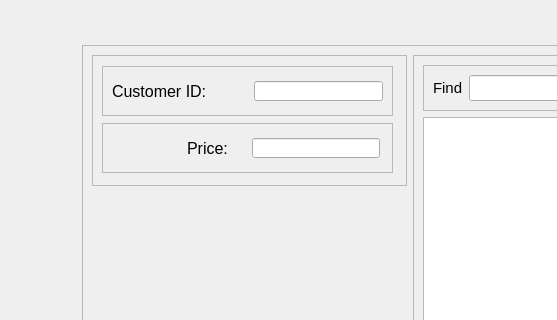
Kevin-Tan2/IMS, file pt_charge/ptCharge.ui: the form before one commit; both pictures show x 0 to 557 and y 0 to 320 of the 1133 by 762 pixel window.
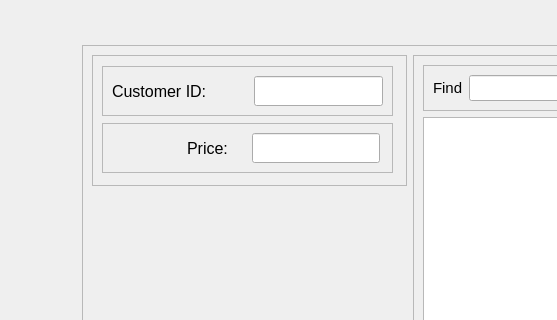
The form after the commit.

Commit message: PT charge can now inherit functions from MasterMaintenance

The edit to the form file:
```diff
--- a/pt_charge/ptCharge.ui
+++ b/pt_charge/ptCharge.ui
@@ -98,13 +98,13 @@
                <property name="minimumSize">
                 <size>
                  <width>129</width>
-                 <height>20</height>
+                 <height>28</height>
                 </size>
                </property>
                <property name="maximumSize">
                 <size>
                  <width>129</width>
-                 <height>20</height>
+                 <height>120</height>
                 </size>
                </property>
                <property name="font">
@@ -173,13 +173,13 @@
                <property name="minimumSize">
                 <size>
                  <width>128</width>
-                 <height>20</height>
+                 <height>28</height>
                 </size>
                </property>
                <property name="maximumSize">
                 <size>
-                 <width>128</width>
-                 <height>20</height>
+                 <width>127</width>
+                 <height>120</height>
                 </size>
                </property>
                <property name="font">
```
The commit also changes 1 other file.
